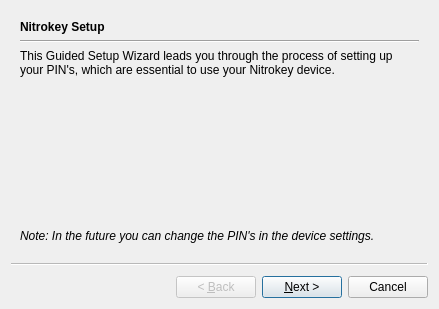
daringer/nitropy-app, file nitropyapp/ui/setup-wizard.ui: the form before one commit.
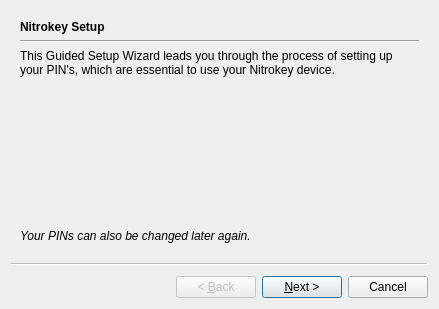
The form after the commit.

```diff
--- a/nitropyapp/ui/setup-wizard.ui
+++ b/nitropyapp/ui/setup-wizard.ui
@@ -69,7 +69,7 @@
        </font>
       </property>
       <property name="text">
-       <string>Note: In the future you can change the PIN's in the device settings.</string>
+       <string>Your PINs can also be changed later again.</string>
       </property>
       <property name="wordWrap">
        <bool>true</bool>
```
Left out of the diff: 2 changed lines with no effect on the pictures.
